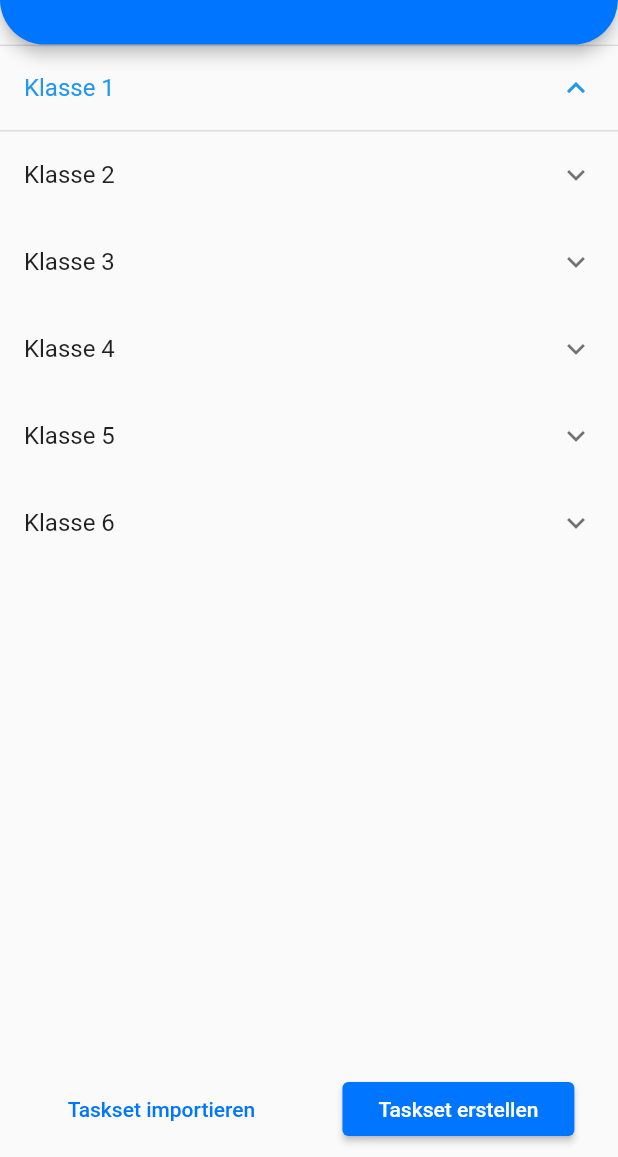
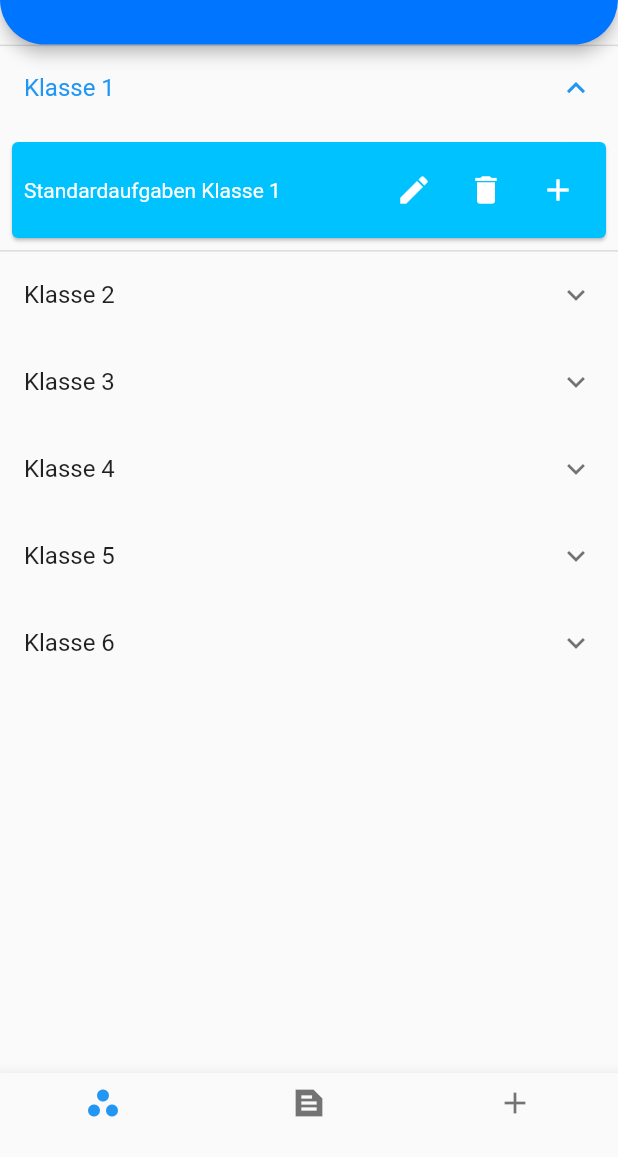
Before and after one commit to thm-mni-ii/lama, a Flutter app: the TasksetManageScreen screen opened by its route, after a tap on "Klasse 1", on a phone screen of 412 x 824 dp, the part 79-1236 px from its top. Run offline on Flutter 3.47's test engine with Material 2 defaults, Android fonts, the phone set to English and light mode, and no system bars; our stand-ins replace bloc, bubble, cached_network_image, equatable, flutter_bloc, flutter_markdown and 5 more; missing offline and left inert: dbcrypt; accounts and stored records are empty; Roboto replaces fonts that are missing (Ubuntu); project files that could hold a hidden picture were left out.

Commit message:
manage tasksets in use initial

```diff
--- a/lama_app/assets/standardTasksets/mathe/mathe5.json
+++ b/lama_app/assets/standardTasksets/mathe/mathe5.json
@@ -6,9 +6,11 @@
     "taskset_name": "Standardaufgaben Klasse 5",
     "taskset_subject": "Mathe",
     "taskset_grade": 5,
+    "is_in_Pool": false,
     "taskset_randomize_order": true,
     "tasks": [
         {
+            "id": "t1",
             "task_type": "TaskType.zerlegung",
             "task_reward": 2,
             "lama_text": " zerlegt die Zahlen!",
@@ -18,6 +20,7 @@
             "boolThousands": true
         },
         {
+            "id": "t2",
             "task_type": "TaskType.numberLine",
             "task_reward": 1,
             "lama_text": "Gib den im Zahlenstrahl rot markierten Wert an!",
@@ -31,6 +34,7 @@
             "ontap": true
         },
         {
+            "id": "t3",
             "task_type": "TaskType.numberLine",
             "task_reward": 1,
             "lama_text": "Gib den im Zahlenstrahl rot markierten Wert an!",
@@ -44,6 +48,7 @@
             "ontap": false
         },
         {
+            "id": "t4",
             "task_type": "TaskType.moneyTask",
             "task_reward": 2,
             "lama_text": "",
@@ -53,6 +58,7 @@
             "optimum": true
         },
         {
+            "id": "t5",
             "task_type": "TaskType.equation",
             "task_reward": 2,
             "lama_text": "Löse die Gleichung!",
--- a/lama_app/lib/app/repository/taskset_repository.dart
+++ b/lama_app/lib/app/repository/taskset_repository.dart
@@ -35,6 +35,17 @@ class TasksetRepository {
     return classTaskset;
   }
 
+  ///Returns a List of all [Taskset] that belong to [subject] and are aimed at [grade] which are used by the children
+  List<Taskset> getTasksetsForGradeWhichAreInUse(int grade) {
+    List<Taskset> classTaskset = [];
+    for (var subject in subjectList) {
+      classTaskset.addAll(
+          tasksetLoader.getTasksetPoolForSubjectAndGrade(subject, grade)!);
+    }
+
+    return classTaskset;
+  }
+
   ///Reloads the [TasksetLoader] and loads all tasksets.
   ///
   ///Under the hood this method is identical to [initialize()] except it doesnt return a Future.
@@ -45,7 +56,8 @@ class TasksetRepository {
     await tasksetLoader.loadAllTasksets();
   }
 
- // TODO
+  // TODO
+  /// adds a Taskset to the server
   Future<void> writeToServer(Taskset taskset) async {
     String url = "";
     var response = await http.post(
--- a/lama_app/lib/app/screens/admin_menu_folder/taskset_creation_screen.dart
+++ b/lama_app/lib/app/screens/admin_menu_folder/taskset_creation_screen.dart
@@ -63,7 +63,7 @@ class TasksetCreationScreenState extends State<TasksetCreationScreen> {
       _currentSelectedGrade = blocTaskset.grade.toString();
       _currentSelectedSubject = blocTaskset.subject;
       _nameController.text = blocTaskset.name!;
-      _descriptionController.text = blocTaskset.description!;
+      _descriptionController.text = blocTaskset.description ?? "";
 
       first = false;
     }
--- a/lama_app/lib/app/screens/admin_menu_folder/taskset_manage/bloc/taskset_manage_event.dart
+++ b/lama_app/lib/app/screens/admin_menu_folder/taskset_manage/bloc/taskset_manage_event.dart
@@ -1,5 +1,5 @@
 import 'package:lama_app/app/screens/admin_menu_folder/taskset_manage/screens/taskset_manage_screen.dart';
-
+import 'package:lama_app/app/task-system/taskset_model.dart';
 
 /// Events used by [TasksetManageScreen] and [TasksetManageBloc]
 ///
@@ -7,12 +7,17 @@ import 'package:lama_app/app/screens/admin_menu_folder/taskset_manage/screens/ta
 /// latest Changes: 28.05.2022
 abstract class TasksetManageEvent {}
 
-class CreateTaskset extends TasksetManageEvent {
+class CreateTaskset extends TasksetManageEvent {}
 
+/// adds a taskset to the pool of used tasksets
+class AddTasksetPool extends TasksetManageEvent {
+  final Taskset taskset;
+
+  AddTasksetPool(this.taskset);
 }
-/// Event to Class is expanded
-class TasksetManageExpansion extends TasksetManageEvent{
-  final int grade;
+/// removes a taskset from the pool of used tasksets
+class RemoveTasksetPool extends TasksetManageEvent {
+  final Taskset taskset;
 
-  TasksetManageExpansion(this.grade);
+  RemoveTasksetPool(this.taskset);
 }
--- a/lama_app/lib/app/screens/admin_menu_folder/taskset_manage/screens/taskset_manage_screen.dart
+++ b/lama_app/lib/app/screens/admin_menu_folder/taskset_manage/screens/taskset_manage_screen.dart
@@ -1,30 +1,47 @@
 import 'package:flutter/material.dart';
 import 'package:flutter_bloc/flutter_bloc.dart';
-import 'package:lama_app/app/bloc/create_taskset_bloc.dart';
-import 'package:lama_app/app/repository/taskset_repository.dart';
+import 'package:lama_app/app/screens/admin_menu_folder/taskset_manage/widgets/new_tasksets.dart';
 import 'package:lama_app/app/screens/admin_menu_folder/taskset_manage/widgets/taskset_expansion_tile_widget.dart';
-import 'package:lama_app/app/screens/admin_menu_folder/taskset_creation_screen.dart';
 import 'package:lama_app/app/screens/admin_menu_folder/widgets/custom_appbar.dart';
-import 'package:lama_app/app/task-system/taskset_loader.dart';
 // blocs
 
 //Lama default
 import 'package:lama_app/util/LamaColors.dart';
 
 import '../../../../bloc/taskset_options_bloc.dart';
-import '../../../taskset_option_screen.dart';
 
 /// Author: N. Soethe, Tim Steinmüller
 /// latest Changes: 09.06.2022
 
-class TasksetManageScreen extends StatelessWidget {
-  static const routeName ="/tasksetmanagescreen";
+class TasksetManageScreen extends StatefulWidget {
+  static const routeName = "/tasksetmanagescreen";
+
+  @override
+  State<TasksetManageScreen> createState() => _TasksetManageScreenState();
+}
+
+class _TasksetManageScreenState extends State<TasksetManageScreen> {
+  int _currentPageIndex = 0;
+
+  Widget screenOfNavigator(int index) {
+    switch (index) {
+      case 0:
+        return TasksetExpansionTileWidget(isAll: true);
+      case 1:
+        return TasksetExpansionTileWidget(isAll: false);
+      case 2:
+        return NewTasksets();
+      default:
+        return Placeholder();
+    }
+  }
 
   @override
   Widget build(BuildContext context) {
-    TasksetRepository tasksetRepository =
-        RepositoryProvider.of<TasksetRepository>(context);
     Size screenSize = MediaQuery.of(context).size;
+
+    // ?? manage block auf höchste ebene überall relevant! wenn tasksets geloaded werden wird wrid der block initial befüllt
+
     return BlocProvider(
       create: (context) => TasksetOptionsBloc(),
       child: Scaffold(
@@ -33,69 +50,24 @@ class TasksetManageScreen extends StatelessWidget {
           titel: "Meine erstellten Tasks",
           color: LamaColors.bluePrimary,
         ),
-        body: Column(
-          children: [
-            Expanded(
-              child: ListView(
-                children: [
-                  for (int i = 1; i <= TasksetLoader.GRADES_SUPPORTED; i++)
-                    TasksetExpansionTileWidget(
-                      classString: 'Klasse $i',
-                      listOfTasksets: tasksetRepository.getTasksetsForGrade(i),
-                    ),
-                ],
-              ),
+        body: screenOfNavigator(_currentPageIndex),
+        bottomNavigationBar: BottomNavigationBar(
+          items: [
+            BottomNavigationBarItem(
+              icon: Icon(Icons.workspaces_rounded),
+              label: "",
             ),
-            Padding(
-              padding: const EdgeInsets.all(8.0),
-              child: Row(
-                mainAxisAlignment: MainAxisAlignment.spaceAround,
-                children: [
-                  TextButton(
-                    onPressed: () => Navigator.push(
-                      context,
-                      MaterialPageRoute(
-                        builder: (context) => BlocProvider(
-                          create: (BuildContext context) =>
-                              TasksetOptionsBloc(),
-                          child: OptionTaskScreen(),
-                        ),
-                      ),
-                    ),
-                    child: Padding(
-                      padding: const EdgeInsets.symmetric(horizontal: 8.0),
-                      child: Text(
-                        "Taskset importieren",
-                        style: TextStyle(color: LamaColors.bluePrimary),
-                      ),
-                    ),
-                  ),
-                  ElevatedButton(
-                    style: ButtonStyle(
-                      backgroundColor:
-                          MaterialStateProperty.all(LamaColors.bluePrimary),
-                    ),
-                    onPressed: () => Navigator.push(
-                      context,
-                      MaterialPageRoute(
-                        builder: (context) => BlocProvider(
-                          create: (BuildContext context) => CreateTasksetBloc(),
-                          child: TasksetCreationScreen(),
-                        ),
-                      ),
-                    ),
-                    child: const Padding(
-                      padding: EdgeInsets.symmetric(horizontal: 8.0),
-                      child: Text(
-                        "Taskset erstellen",
-                        style: TextStyle(color: Colors.white),
-                      ),
-                    ),
-                  ),
-                ],
-              ),
+            BottomNavigationBarItem(
+              icon: Icon(Icons.text_snippet_sharp),
+              label: "",
+            ),
+            BottomNavigationBarItem(
+              icon: Icon(Icons.add),
+              label: "",
             ),
           ],
+          onTap: (int pos) => setState(() => _currentPageIndex = pos),
+          currentIndex: _currentPageIndex,
         ),
       ),
     );
--- a/lama_app/lib/app/screens/admin_menu_folder/taskset_manage/widgets/taskset_expansion_tile_card_widget.dart
+++ b/lama_app/lib/app/screens/admin_menu_folder/taskset_manage/widgets/taskset_expansion_tile_card_widget.dart
@@ -4,6 +4,8 @@ import 'package:lama_app/app/bloc/create_taskset_bloc.dart';
 import 'package:lama_app/app/bloc/taskset_options_bloc.dart';
 import 'package:lama_app/app/event/taskset_options_event.dart';
 import 'package:lama_app/app/screens/admin_menu_folder/taskset_creation_screen.dart';
+import 'package:lama_app/app/screens/admin_menu_folder/taskset_manage/bloc/taskset_manage_bloc.dart';
+import 'package:lama_app/app/screens/admin_menu_folder/taskset_manage/bloc/taskset_manage_event.dart';
 import 'package:lama_app/app/task-system/taskset_model.dart';
 import 'package:lama_app/util/LamaColors.dart';
 
@@ -62,6 +64,19 @@ class TasksetExpansionTileCardWidget extends StatelessWidget {
               icon: Icon(Icons.delete),
               color: Colors.white,
             ),
+            IconButton(
+              onPressed: () => taskset.isInPool
+                  ? BlocProvider.of<TasksetManageBloc>(context).add(
+                      AddTasksetPool(taskset),
+                    )
+                  : BlocProvider.of<TasksetManageBloc>(context).add(
+                      RemoveTasksetPool(taskset),
+                    ),
+              icon: taskset.isInPool
+                  ? Icon(Icons.check_box_outlined, color: Colors.green)
+                  : Icon(Icons.add),
+              color: Colors.white,
+            ),
           ],
         ),
       ),
--- a/lama_app/lib/app/screens/admin_menu_folder/taskset_manage/widgets/taskset_expansion_tile_widget.dart
+++ b/lama_app/lib/app/screens/admin_menu_folder/taskset_manage/widgets/taskset_expansion_tile_widget.dart
@@ -1,26 +1,39 @@
 import 'package:flutter/material.dart';
+import 'package:flutter_bloc/flutter_bloc.dart';
+import 'package:lama_app/app/repository/taskset_repository.dart';
 import 'package:lama_app/app/screens/admin_menu_folder/taskset_manage/widgets/taskset_expansion_tile_card_widget.dart';
+import 'package:lama_app/app/task-system/taskset_loader.dart';
 import 'package:lama_app/app/task-system/taskset_model.dart';
 
 /// Author: T. Steinmüller
 /// latest Changes: 08.06.2022
 class TasksetExpansionTileWidget extends StatelessWidget {
-  final String classString;
-  final List<Taskset> listOfTasksets;
-  const TasksetExpansionTileWidget({
-    Key? key,
-    required this.classString,
-    required this.listOfTasksets,
-  }) : super(key: key);
+  final bool isAll;
+  const TasksetExpansionTileWidget({Key? key, required this.isAll})
+      : super(key: key);
 
   @override
   Widget build(BuildContext context) {
-    return ExpansionTile(
-      title: Text(classString),
-      children: [
-        for (Taskset taskset in listOfTasksets)
-          TasksetExpansionTileCardWidget(taskset: taskset),
-      ],
+    // wenn alle geaddet werden sollen button und wenn alle geaddet sind remove button
+    TasksetRepository tasksetRepository =
+        RepositoryProvider.of<TasksetRepository>(context);
+
+    List<Taskset> list(int index) {
+      // aus block
+      if (isAll) return tasksetRepository.getTasksetsForGrade(index);
+      return tasksetRepository.getTasksetsForGradeWhichAreInUse(index);
+    }
+
+    return ListView.builder(
+      itemCount: TasksetLoader.GRADES_SUPPORTED,
+      itemBuilder: (context, index) => ExpansionTile(
+        title: Text('Klasse ${index + 1}'),
+        children: [
+          for (Taskset taskset in list(index + 1))
+            TasksetExpansionTileCardWidget(taskset: taskset),
+        ],
+        //trailing: ,
+      ),
     );
   }
 }
--- a/lama_app/lib/app/screens/task_screen.dart
+++ b/lama_app/lib/app/screens/task_screen.dart
@@ -375,7 +375,7 @@ class TaskScreenState extends State<TaskScreen> {
           child: Padding(
             padding: const EdgeInsets.only(left: 10, right: 5),
             child: Scrollbar(
-              isAlwaysShown: true,
+              thumbVisibility: true,
               child: ListView.separated(
                   itemBuilder: (context, index) {
                     return buildListItem(
--- a/lama_app/lib/app/task-system/taskset_loader.dart
+++ b/lama_app/lib/app/task-system/taskset_loader.dart
@@ -17,6 +17,19 @@ import 'dart:io';
 ///Author: K.Binder
 class TasksetLoader {
   Map<SubjectGradeRelation, List<Taskset>> loadedTasksets = {};
+  Map<SubjectGradeRelation, List<Taskset>> tasksetPool = {};
+
+  void _loadTasksetPool() {
+    loadedTasksets.forEach((key, value) {
+      value.forEach((element) {
+        if (element.isInPool) {
+          tasksetPool.addAll({
+            key: [element]
+          });
+        }
+      });
+    });
+  }
 
   //Change this constant if you want to support more grades than 1-6.
   //Keep in mind youll have to add standard taskset for each subject for the new grade otherwise the app will crash on startup.
@@ -68,6 +81,7 @@ class TasksetLoader {
             ];
             await loadTasksFromUrls(standardTaskUrls);
           }
+          _loadTasksetPool();
         }
       } on SocketException catch (_) {
         print('not connected');
@@ -215,12 +229,18 @@ class TasksetLoader {
   }
 
   ///Gets all Tasksets that match a specific subject-grade combination (e.g. math and second grade)
-  List<Taskset>? getLoadedTasksetsForSubjectAndGrade(String subject, int? grade) {
+  List<Taskset>? getLoadedTasksetsForSubjectAndGrade(
+      String subject, int? grade) {
     SubjectGradeRelation sgr = SubjectGradeRelation(subject, grade);
-    if (loadedTasksets.containsKey(sgr))
-      return loadedTasksets[sgr];
-    else
-      return <Taskset>[];
+    if (loadedTasksets.containsKey(sgr)) return loadedTasksets[sgr];
+    return [];
+  }
+
+  ///Gets all Tasksets that match a specific subject-grade combination (e.g. math and second grade)
+  List<Taskset>? getTasksetPoolForSubjectAndGrade(String subject, int? grade) {
+    SubjectGradeRelation sgr = SubjectGradeRelation(subject, grade);
+    if (tasksetPool.containsKey(sgr)) return tasksetPool[sgr];
+    return [];
   }
 
   ///Loads tasks from a list of [TaskUrl]'s and builds them, making them useable
@@ -230,11 +250,17 @@ class TasksetLoader {
       String? result =
           await InputValidation.inputUrlWithJsonValidation(taskUrls[i].url);
 
-      var response = await http.get(Uri.parse(taskUrls[i].url!),
-          headers: {'Content-type': 'application/json'});
+      String temp = await rootBundle.loadString(taskUrls[i].url!);
+      await buildTasksetFromJson(temp);
+
+/*       var response = await http.get(
+        Uri.parse(taskUrls[i].url!),
+        headers: {'Content-type': 'application/json'},
+      );
       if (result == null) {
         await buildTasksetFromJson(utf8.decode(response.bodyBytes));
       }
+ */
     }
   }
 }
--- a/lama_app/lib/app/task-system/taskset_model.dart
+++ b/lama_app/lib/app/task-system/taskset_model.dart
@@ -18,11 +18,14 @@ class Taskset {
   bool? randomizeOrder;
   int? randomTaskAmount;
   List<Task>? tasks;
+  bool isInPool = false;
 
-  Taskset(this.name, this.subject, this.description, this.grade, {this.randomizeOrder = true});
+  Taskset(this.name, this.subject, this.description, this.grade,
+      {this.randomizeOrder = true});
 
   Taskset.fromJson(Map<String, dynamic> json) {
     name = json['taskset_name'];
+    isInPool = json["is_in_Pool"];
     subject = json['taskset_subject'];
     description = json['taskset_description'];
     grade = json['taskset_grade'];
@@ -37,8 +40,9 @@ class Taskset {
       randomTaskAmount = tasks!.length;
       if (json.containsKey('taskset_randomize_order')) {
         randomizeOrder = json["taskset_randomize_order"];
-      } else
+      } else {
         randomizeOrder = false;
+      }
     } else {
       randomTaskAmount = min(tasks!.length, json['taskset_choose_amount']);
     }
@@ -47,6 +51,7 @@ class Taskset {
   Map<String, dynamic> toJson() => {
         "taskset_url": taskurl!.toJson(),
         "taskset_name": name,
+        "is_in_Pool": isInPool,
         "taskset_subject": subject,
         "taskset_description": description,
         "taskset_grade": grade,
--- a/lama_app/pubspec.yaml
+++ b/lama_app/pubspec.yaml
@@ -45,6 +45,7 @@ dependencies:
   dio: ^4.0.0
   dbcrypt: ^2.0.0
   decimal: ^2.1.0
+  fancy_bottom_navigation: ^0.3.2
 
 dev_dependencies:
   flutter_test:
```
Also changed, not shown: lama_app/assets/standardTasksets/mathe/mathe1.json (+8 -0 lines), lama_app/assets/standardTasksets/mathe/mathe2.json (+9 -0 lines), lama_app/assets/standardTasksets/mathe/mathe3.json (+8 -0 lines), lama_app/assets/standardTasksets/mathe/mathe4.json (+7 -0 lines), lama_app/assets/standardTasksets/mathe/mathe6.json (+8 -0 lines), lama_app/lib/app/repository/user_repository.dart (+7 -19 lines), lama_app/lib/app/screens/admin_menu_folder/taskset_manage/bloc/taskset_manage_bloc.dart (+14 -1 lines), lama_app/lib/app/screens/admin_menu_folder/taskset_manage/widgets/new_tasksets.dart (added, +12 -0 lines), lama_app/lib/util/input_validation.dart (+4 -7 lines), lama_app/pubspec.lock. Lines whose indentation alone changed are shown as unchanged.
